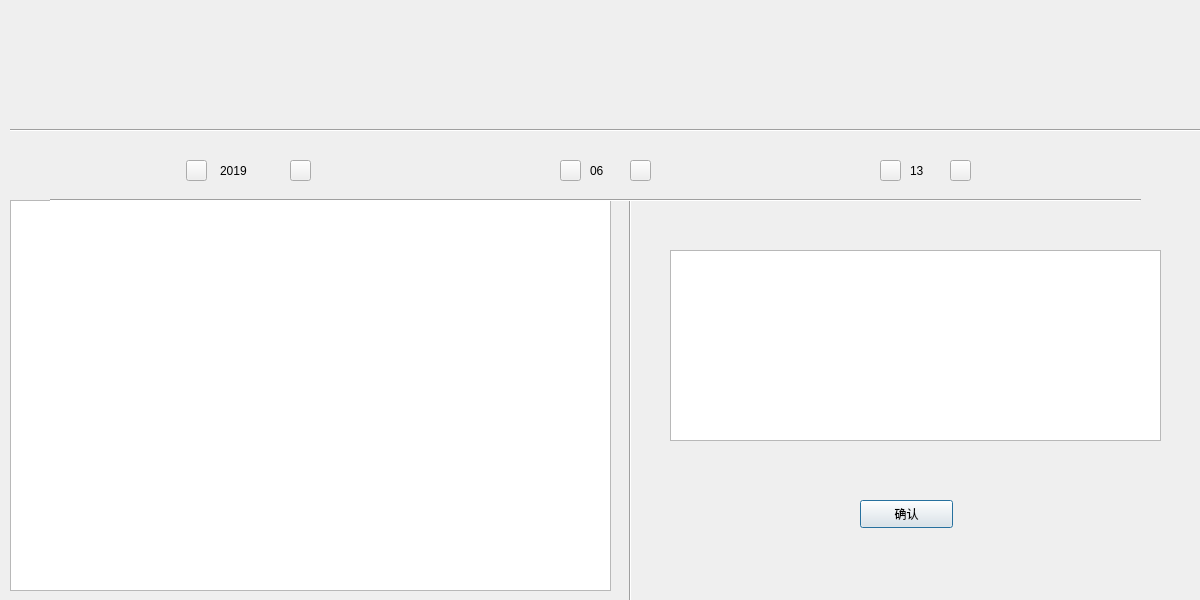
agilelike/OurTime, file OutTime/journal.ui: the form before one commit.
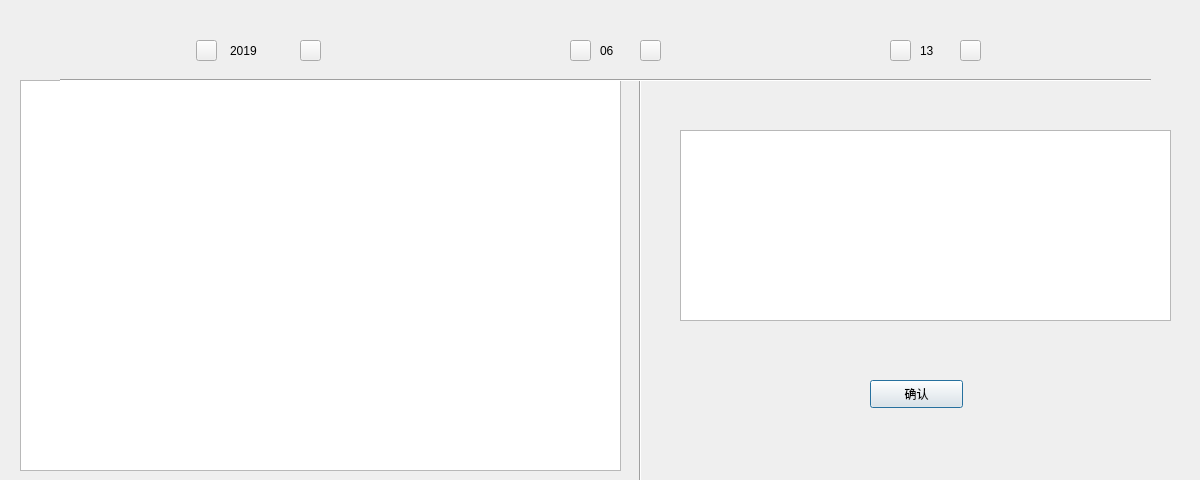
The form after the commit. Icons and pictures are not drawn.

```diff
--- a/OutTime/journal.ui
+++ b/OutTime/journal.ui
@@ -7,30 +7,17 @@
     <x>0</x>
     <y>0</y>
     <width>1200</width>
-    <height>600</height>
+    <height>480</height>
    </rect>
   </property>
   <property name="windowTitle">
    <string>Dialog</string>
   </property>
-  <widget class="Line" name="line">
-   <property name="geometry">
-    <rect>
-     <x>10</x>
-     <y>120</y>
-     <width>1200</width>
-     <height>20</height>
-    </rect>
-   </property>
-   <property name="orientation">
-    <enum>Qt::Horizontal</enum>
-   </property>
-  </widget>
   <widget class="Line" name="line_2">
    <property name="geometry">
     <rect>
-     <x>620</x>
-     <y>200</y>
+     <x>630</x>
+     <y>80</y>
      <width>20</width>
      <height>401</height>
     </rect>
@@ -42,8 +29,8 @@
   <widget class="QTableWidget" name="tableWidget">
    <property name="geometry">
     <rect>
-     <x>10</x>
-     <y>200</y>
+     <x>20</x>
+     <y>80</y>
      <width>601</width>
      <height>391</height>
     </rect>
@@ -52,8 +39,8 @@
   <widget class="Line" name="line_3">
    <property name="geometry">
     <rect>
-     <x>50</x>
-     <y>190</y>
+     <x>60</x>
+     <y>70</y>
      <width>1091</width>
      <height>20</height>
     </rect>
@@ -65,8 +52,8 @@
   <widget class="QTextEdit" name="textEdit">
    <property name="geometry">
     <rect>
-     <x>670</x>
-     <y>250</y>
+     <x>680</x>
+     <y>130</y>
      <width>491</width>
      <height>191</height>
     </rect>
@@ -75,8 +62,8 @@
   <widget class="QPushButton" name="pushButton">
    <property name="geometry">
     <rect>
-     <x>860</x>
-     <y>500</y>
+     <x>870</x>
+     <y>380</y>
      <width>93</width>
      <height>28</height>
     </rect>
@@ -88,8 +75,8 @@
   <widget class="QToolButton" name="toolButton">
    <property name="geometry">
     <rect>
-     <x>186</x>
-     <y>160</y>
+     <x>196</x>
+     <y>40</y>
      <width>21</width>
      <height>21</height>
     </rect>
@@ -104,8 +91,8 @@
   <widget class="QToolButton" name="toolButton_2">
    <property name="geometry">
     <rect>
-     <x>290</x>
-     <y>160</y>
+     <x>300</x>
+     <y>40</y>
      <width>21</width>
      <height>21</height>
     </rect>
@@ -120,8 +107,8 @@
   <widget class="QLabel" name="label">
    <property name="geometry">
     <rect>
-     <x>220</x>
-     <y>150</y>
+     <x>230</x>
+     <y>30</y>
      <width>61</width>
      <height>41</height>
     </rect>
@@ -136,8 +123,8 @@
   <widget class="QToolButton" name="toolButton_3">
    <property name="geometry">
     <rect>
-     <x>630</x>
-     <y>160</y>
+     <x>640</x>
+     <y>40</y>
      <width>21</width>
      <height>21</height>
     </rect>
@@ -152,8 +139,8 @@
   <widget class="QToolButton" name="toolButton_4">
    <property name="geometry">
     <rect>
-     <x>560</x>
-     <y>160</y>
+     <x>570</x>
+     <y>40</y>
      <width>21</width>
      <height>21</height>
     </rect>
@@ -168,8 +155,8 @@
   <widget class="QLabel" name="label_2">
    <property name="geometry">
     <rect>
-     <x>590</x>
-     <y>150</y>
+     <x>600</x>
+     <y>30</y>
      <width>31</width>
      <height>41</height>
     </rect>
@@ -184,8 +171,8 @@
   <widget class="QToolButton" name="toolButton_5">
    <property name="geometry">
     <rect>
-     <x>950</x>
-     <y>160</y>
+     <x>960</x>
+     <y>40</y>
      <width>21</width>
      <height>21</height>
     </rect>
@@ -200,8 +187,8 @@
   <widget class="QToolButton" name="toolButton_6">
    <property name="geometry">
     <rect>
-     <x>880</x>
-     <y>160</y>
+     <x>890</x>
+     <y>40</y>
      <width>21</width>
      <height>21</height>
     </rect>
@@ -216,8 +203,8 @@
   <widget class="QLabel" name="label_3">
    <property name="geometry">
     <rect>
-     <x>910</x>
-     <y>150</y>
+     <x>920</x>
+     <y>30</y>
      <width>31</width>
      <height>41</height>
     </rect>
```
Left out of the diff: 12 changed lines with no effect on the pictures.
